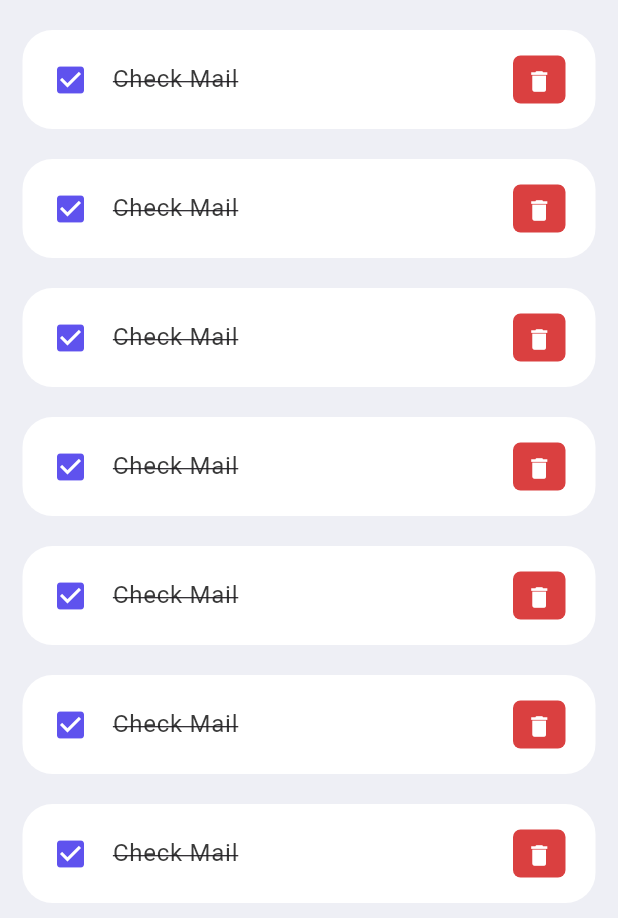
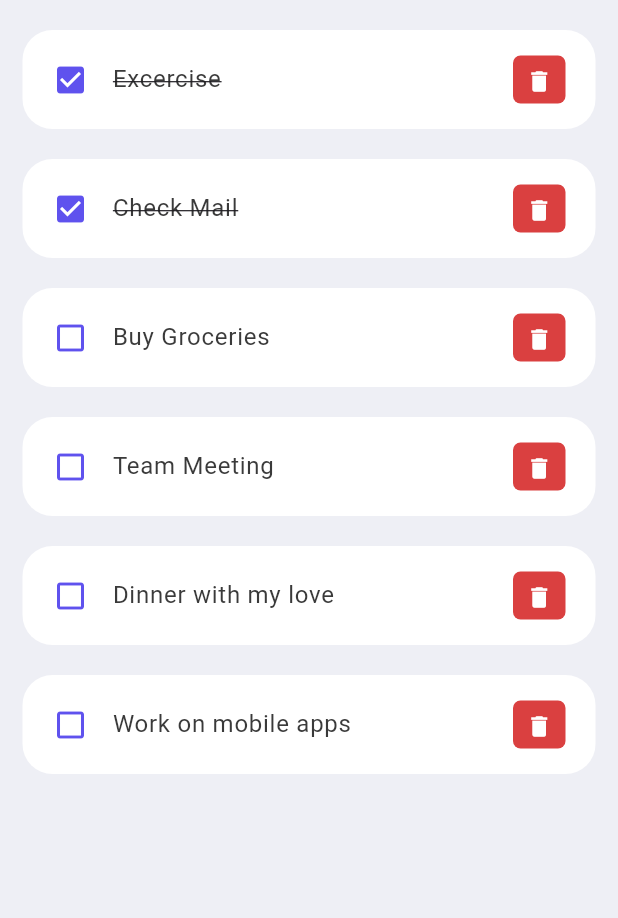
Before and after one commit to UlisesC12/todo_flutter_app, a Flutter app: the screen it shows after launch, on a phone screen of 412 x 824 dp, the part 318-1236 px from its top. Run offline on Flutter 3.47's test engine with Material 3 defaults, Android fonts, the light colour scheme and no system bars.

Commit message:
Add logic to UI in todo item widget

```diff
--- a/lib/model/todo.dart
+++ b/lib/model/todo.dart
@@ -0,0 +1,21 @@
+class ToDo {
+  String? id;
+  String? todoText;
+  bool isDone;
+
+  ToDo({
+    required this.id,
+    required this.todoText,
+    this.isDone = false,
+  });
+  static List<ToDo> todoList() {
+    return [
+      ToDo(id: '01', todoText: 'Excercise', isDone: true),
+      ToDo(id: '02', todoText: 'Check Mail', isDone: true),
+      ToDo(id: '03', todoText: 'Buy Groceries'),
+      ToDo(id: '04', todoText: 'Team Meeting'),
+      ToDo(id: '05', todoText: 'Dinner with my love'),
+      ToDo(id: '06', todoText: 'Work on mobile apps'),
+    ];
+  }
+}
--- a/lib/screens/home.dart
+++ b/lib/screens/home.dart
@@ -4,9 +4,12 @@ import 'package:flutter/material.dart';
 import 'package:todo_app/constants/colors.dart';
 
 import 'package:todo_app/widgets/todo_item.dart';
+import '../model/todo.dart';
 
 class Home extends StatelessWidget {
-  const Home({super.key});
+  Home({super.key});
+
+  final todosList = ToDo.todoList();
 
   @override
   Widget build(BuildContext context) {
@@ -28,24 +31,13 @@ class Home extends StatelessWidget {
                     margin: EdgeInsets.only(top: 50, bottom: 20),
                     child: Text(
                       'All ToDos',
-                      style: TextStyle(
-                        fontSize: 30,
-                        fontWeight: FontWeight.w500
+                      style:
+                          TextStyle(fontSize: 30, fontWeight: FontWeight.w500),
                     ),
                   ),
-                  ),
-                  ToDoItem(),
-                  ToDoItem(),
-                  ToDoItem(),
-                  ToDoItem(),
-                  ToDoItem(),
-                  ToDoItem(),
-                  ToDoItem(),
-                  ToDoItem(),
-                  ToDoItem(),
-                  ToDoItem(),
-                  ToDoItem(),
-                  ToDoItem(),
+
+                  for(ToDo todoo in todosList)
+                    ToDoItem(todo: todoo,),
                 ],
               ),
             )
@@ -81,16 +73,11 @@ class Home extends StatelessWidget {
   }
 }
 
-
 Widget searchBox() {
   return Container(
-    padding: EdgeInsets.symmetric(
-      horizontal: 15
-    ),
+    padding: EdgeInsets.symmetric(horizontal: 15),
     decoration: BoxDecoration(
-      color: Colors.white,
-      borderRadius: BorderRadius.circular(20)
-    ),
+        color: Colors.white, borderRadius: BorderRadius.circular(20)),
     child: TextField(
       decoration: InputDecoration(
           contentPadding: EdgeInsets.all(0),
@@ -105,10 +92,7 @@ Widget searchBox() {
           ),
           border: InputBorder.none,
           hintText: 'Search',
-        hintStyle: TextStyle(
-          color: tdGrey
-        )
-      ),
+          hintStyle: TextStyle(color: tdGrey)),
     ),
   );
 }
--- a/lib/widgets/todo_item.dart
+++ b/lib/widgets/todo_item.dart
@@ -2,9 +2,11 @@
 
 import 'package:flutter/material.dart';
 import 'package:todo_app/constants/colors.dart';
+import '../model/todo.dart';
 
 class ToDoItem extends StatelessWidget {
-  const ToDoItem({super.key});
+  final ToDo todo;
+  const ToDoItem({super.key, required this.todo});
 
   @override
   Widget build(BuildContext context) {
@@ -20,15 +22,15 @@ class ToDoItem extends StatelessWidget {
           contentPadding: EdgeInsets.symmetric(horizontal: 20, vertical: 5),
           tileColor: Colors.white,
           leading: Icon(
-        Icons.check_box,
+            todo.isDone ? Icons.check_box : Icons.check_box_outline_blank,
             color: tdBlue,
           ),
           title: Text(
-        'Check Mail',
+            todo.todoText!,
             style: TextStyle(
               fontSize: 16,
               color: tdBlack,
-          decoration: TextDecoration.lineThrough,
+              decoration: todo.isDone ? TextDecoration.lineThrough : null,
             ),
           ),
           trailing: Container(
@@ -36,8 +38,8 @@ class ToDoItem extends StatelessWidget {
             margin: EdgeInsets.symmetric(vertical: 12),
             height: 35,
             width: 35,
-        decoration:
-            BoxDecoration(color: tdRed, borderRadius: BorderRadius.circular(5)),
+            decoration: BoxDecoration(
+                color: tdRed, borderRadius: BorderRadius.circular(5)),
             child: IconButton(
               color: Colors.white,
               iconSize: 18,
```
Lines whose indentation alone changed are shown as unchanged.
